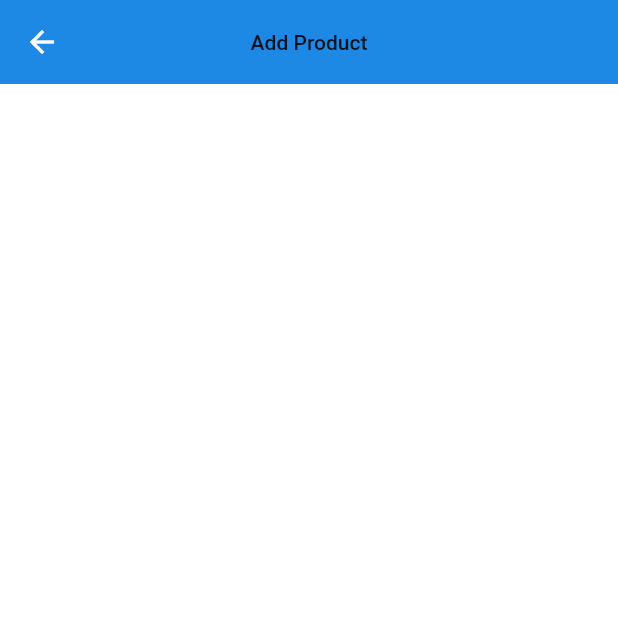
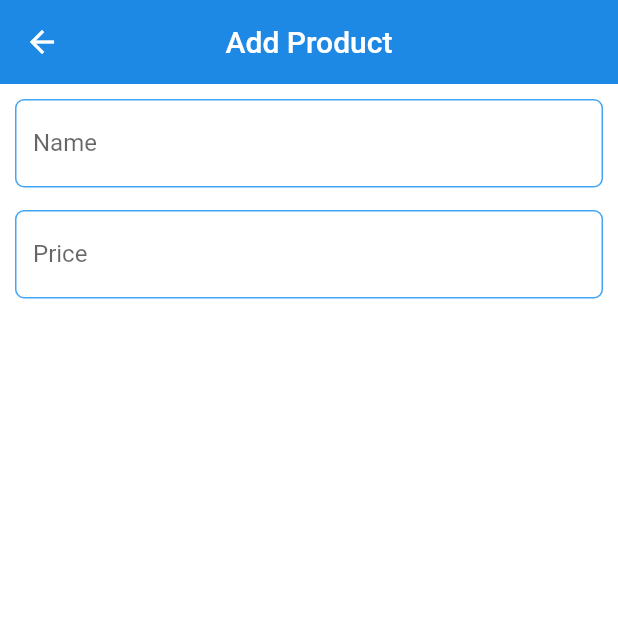
Before and after one commit to Brian-mula/flutter-pos, a Flutter app: the NewProduct screen opened by its route, on a phone screen of 412 x 824 dp, the top half of it. Run offline on Flutter 3.47's test engine with Material 2 defaults, Android fonts, the phone set to English and light mode, and no system bars; our stand-ins replace cloud_firestore, firebase_auth, firebase_core, flutter_riverpod, intl_phone_field, pinput; accounts and stored records are empty.

```diff
--- a/lib/views/landing_view.dart
+++ b/lib/views/landing_view.dart
@@ -35,7 +35,7 @@ class _LandingPageState extends ConsumerState<LandingPage> {
         actions: [
           IconButton(
               onPressed: () {
-                Navigator.pushNamed(context, "new-product");
+                Navigator.pushNamed(context, "/new-product");
               },
               icon: const Icon(
                 Icons.add,
--- a/lib/views/new_product.dart
+++ b/lib/views/new_product.dart
@@ -10,15 +10,71 @@ class NewProduct extends ConsumerStatefulWidget {
 }
 
 class _NewProductState extends ConsumerState<NewProduct> {
+  final _formKey = GlobalKey<FormState>();
+  final TextEditingController nameController = TextEditingController();
+  final TextEditingController priceController = TextEditingController();
+
   @override
   Widget build(BuildContext context) {
+    ThemeData theme = Theme.of(context);
     return Scaffold(
       backgroundColor: Colors.white,
       appBar: AppBar(
         backgroundColor: Colors.blue.shade600,
         centerTitle: true,
         elevation: 0.0,
-        title: const CustomeText(text: "Add Product"),
+        title: CustomeText(
+          text: "Add Product",
+          textStyle: theme.textTheme.headline6!.copyWith(color: Colors.white),
+        ),
+      ),
+      body: Padding(
+        padding: const EdgeInsets.only(left: 10, right: 10, top: 10),
+        child: Form(
+            key: _formKey,
+            child: Column(
+              children: [
+                TextFormField(
+                  controller: nameController,
+                  validator: (value) {
+                    if (value == null || value.isEmpty) {
+                      return "Please enter the name";
+                    }
+                    return null;
+                  },
+                  keyboardType: TextInputType.name,
+                  decoration: InputDecoration(
+                      labelText: "Name",
+                      enabledBorder: OutlineInputBorder(
+                          borderRadius: BorderRadius.circular(6),
+                          borderSide: BorderSide(color: Colors.blue.shade400)),
+                      focusedBorder: OutlineInputBorder(
+                          borderRadius: BorderRadius.circular(6),
+                          borderSide: BorderSide(color: Colors.blue.shade600))),
+                ),
+                const SizedBox(
+                  height: 15,
+                ),
+                TextFormField(
+                  controller: priceController,
+                  validator: (value) {
+                    if (value == null || value.isEmpty) {
+                      return "Please enter the Price";
+                    }
+                    return null;
+                  },
+                  keyboardType: TextInputType.name,
+                  decoration: InputDecoration(
+                      labelText: "Price",
+                      enabledBorder: OutlineInputBorder(
+                          borderRadius: BorderRadius.circular(6),
+                          borderSide: BorderSide(color: Colors.blue.shade400)),
+                      focusedBorder: OutlineInputBorder(
+                          borderRadius: BorderRadius.circular(6),
+                          borderSide: BorderSide(color: Colors.blue.shade600))),
+                ),
+              ],
+            )),
       ),
     );
   }
--- a/pubspec.yaml
+++ b/pubspec.yaml
@@ -43,6 +43,7 @@ dependencies:
   cloud_firestore: ^4.1.0
   firebase_auth: ^4.1.5
   firebase_storage: ^11.0.6
+  flutter_barcode_scanner: ^2.0.0
 
 dev_dependencies:
   flutter_test:
```
Also changed, not shown: pubspec.lock.
